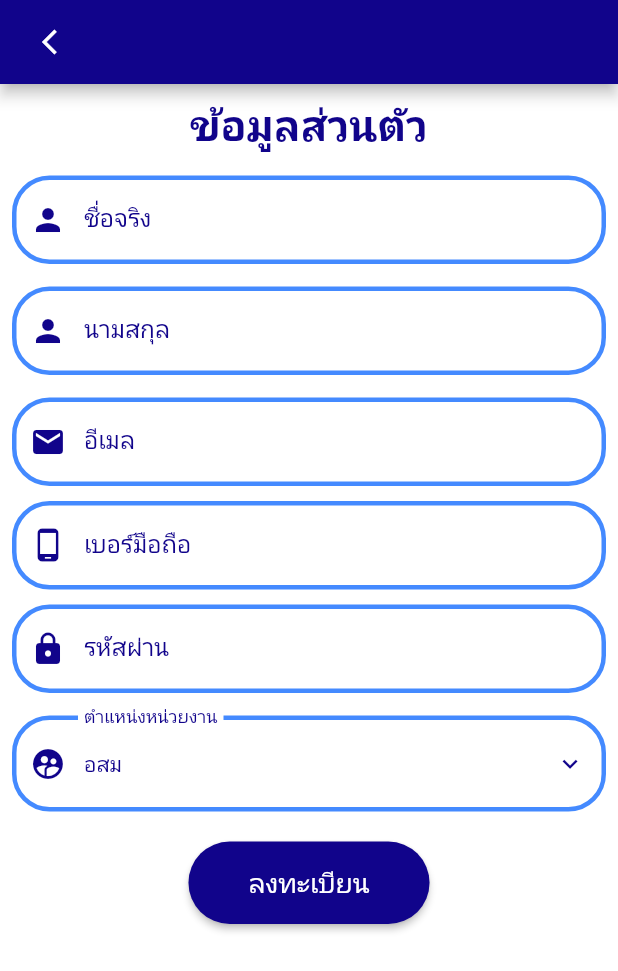
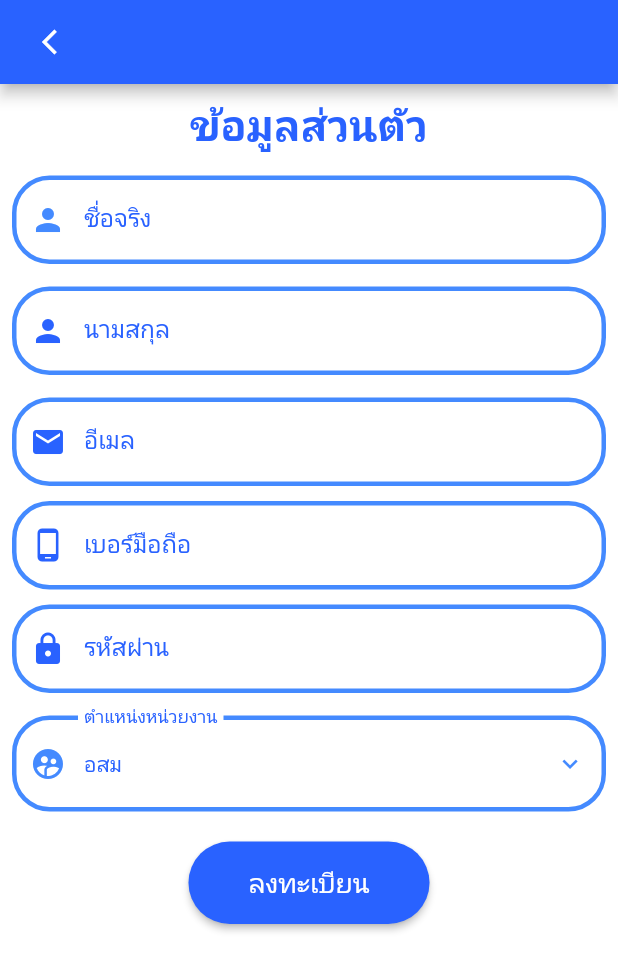
Before and after one commit to mymysu/NHC_app, a Flutter app: the RegisterScreen screen opened by its route, on a phone screen of 412 x 824 dp. Shown: the top 971 px of the screen. Run offline on Flutter 3.47's test engine with Material 2 defaults, Android fonts, the phone set to English and light mode, and no system bars; our stand-ins replace cloud_firestore, convex_bottom_bar, dropdown_search, file_picker, firebase_auth, firebase_core and 13 more; missing offline and left inert: advance_image_picker, camera_web, cloud_firestore_web, dart:ffi, firebase_analytics_web, firebase_auth_web and 7 more; accounts and stored records are empty; Roboto replaces fonts that are missing (Prompt).

Commit message:
แก้บัค

```diff
--- a/lib/screen/screen_login.dart
+++ b/lib/screen/screen_login.dart
@@ -26,7 +26,7 @@ class _LoginScreenState extends State<LoginScreen> {
   LoginProfile profile = LoginProfile();
   final Future<FirebaseApp> firebase = Firebase.initializeApp();
 
-  User? result = FirebaseAuth.instance.currentUser;
+  var result = FirebaseAuth.instance.currentUser?.email ?? "";
 
   @override
   Widget build(BuildContext context) {
@@ -111,7 +111,7 @@ class _LoginScreenState extends State<LoginScreen> {
                                   cursorColor: Colors.blueAccent,
                                   enableSuggestions: false,
                                   autocorrect: false,
-                                  initialValue: result!.email ?? "",
+                                  initialValue: result,
                                   decoration: InputDecoration(
                                     fillColor: Colors.blueAccent,
                                     prefixIcon: const Icon(
--- a/lib/screen/screen_register.dart
+++ b/lib/screen/screen_register.dart
@@ -45,7 +45,7 @@ class _RegisterScreenState extends State<RegisterScreen> {
             return Scaffold(
               backgroundColor: Colors.white,
               appBar: AppBar(
-                backgroundColor: Color(0xFF11048B),
+                backgroundColor: Colors.blueAccent[700],
                 centerTitle: true,
                 leading: IconButton(
                   padding: EdgeInsets.only(left: 20.0),
@@ -76,7 +76,7 @@ class _RegisterScreenState extends State<RegisterScreen> {
                                 style: GoogleFonts.prompt(
                                   fontSize: 28,
                                   fontWeight: FontWeight.bold,
-                                  color: Color(0xFF11048B),
+                                  color: Colors.blueAccent[700],
                                 ),
                               )),
                               SizedBox(
@@ -85,19 +85,19 @@ class _RegisterScreenState extends State<RegisterScreen> {
                               SizedBox(
                                 child: TextFormField(
                                   style: GoogleFonts.prompt(
-                                    color: Color(0xFF11048B),
+                                    color: Colors.blueAccent[700],
                                   ),
                                   cursorColor: Colors.blueAccent[800],
                                   enableSuggestions: false,
                                   autocorrect: false,
                                   decoration: InputDecoration(
-                                    fillColor: Color(0xFF11048B),
+                                    fillColor: Colors.blueAccent[700],
                                     labelText: 'ชื่อจริง',
-                                    labelStyle:
-                                        TextStyle(color: Color(0xFF11048B)),
+                                    labelStyle: TextStyle(
+                                        color: Colors.blueAccent[700]),
                                     prefixIcon: const Icon(
                                       Icons.person,
-                                      color: Color(0xFF11048B),
+                                      color: Colors.blueAccent,
                                     ),
                                     enabledBorder: OutlineInputBorder(
                                       borderRadius: BorderRadius.circular(25.0),
@@ -131,19 +131,19 @@ class _RegisterScreenState extends State<RegisterScreen> {
                                 width: height,
                                 child: TextFormField(
                                   style: GoogleFonts.prompt(
-                                    color: Color(0xFF11048B),
+                                    color: Colors.blueAccent[700],
                                   ),
-                                  cursorColor: Color(0xFF11048B),
+                                  cursorColor: Colors.blueAccent[700],
                                   enableSuggestions: false,
                                   autocorrect: false,
                                   decoration: InputDecoration(
-                                    fillColor: Color(0xFF11048B),
+                                    fillColor: Colors.blueAccent[700],
                                     labelText: 'นามสกุล',
-                                    labelStyle:
-                                        TextStyle(color: Color(0xFF11048B)),
+                                    labelStyle: TextStyle(
+                                        color: Colors.blueAccent[700]),
                                     prefixIcon: Icon(
                                       Icons.person,
-                                      color: Color(0xFF11048B),
+                                      color: Colors.blueAccent[700],
                                     ),
                                     enabledBorder: OutlineInputBorder(
                                       borderRadius: BorderRadius.circular(25.0),
@@ -175,19 +175,19 @@ class _RegisterScreenState extends State<RegisterScreen> {
                               ),
                               TextFormField(
                                 style: GoogleFonts.prompt(
-                                  color: Color(0xFF11048B),
+                                  color: Colors.blueAccent[700],
                                 ),
                                 enableSuggestions: false,
                                 autocorrect: false,
                                 decoration: InputDecoration(
                                   fillColor: Colors.white,
                                   labelStyle: GoogleFonts.prompt(
-                                    color: Color(0xFF11048B),
+                                    color: Colors.blueAccent[700],
                                   ),
                                   labelText: 'อีเมล',
                                   prefixIcon: Icon(
                                     Icons.email,
-                                    color: Color(0xFF11048B),
+                                    color: Colors.blueAccent[700],
                                   ),
                                   enabledBorder: OutlineInputBorder(
                                     borderRadius: BorderRadius.circular(25.0),
@@ -218,20 +218,20 @@ class _RegisterScreenState extends State<RegisterScreen> {
                               ),
                               TextFormField(
                                 style: GoogleFonts.prompt(
-                                  color: Color(0xFF11048B),
+                                  color: Colors.blueAccent[700],
                                 ),
-                                cursorColor: Color(0xFF11048B),
+                                cursorColor: Colors.blueAccent[700],
                                 enableSuggestions: false,
                                 autocorrect: false,
                                 decoration: InputDecoration(
                                   fillColor: Colors.white,
                                   labelText: 'เบอร์มือถือ',
                                   labelStyle: GoogleFonts.prompt(
-                                    color: Color(0xFF11048B),
+                                    color: Colors.blueAccent[700],
                                   ),
                                   prefixIcon: Icon(
                                     Icons.phone_android,
-                                    color: Color(0xFF11048B),
+                                    color: Colors.blueAccent[700],
                                   ),
                                   enabledBorder: OutlineInputBorder(
                                     borderRadius: BorderRadius.circular(25.0),
@@ -267,17 +267,17 @@ class _RegisterScreenState extends State<RegisterScreen> {
                               ),
                               TextFormField(
                                 style: GoogleFonts.prompt(
-                                  color: Color(0xFF11048B),
+                                  color: Colors.blueAccent[700],
                                 ),
-                                cursorColor: Color(0xFF11048B),
+                                cursorColor: Colors.blueAccent[700],
                                 decoration: InputDecoration(
                                   labelText: 'รหัสผ่าน',
                                   labelStyle: GoogleFonts.prompt(
-                                    color: Color(0xFF11048B),
+                                    color: Colors.blueAccent[700],
                                   ),
                                   prefixIcon: Icon(
                                     Icons.lock,
-                                    color: Color(0xFF11048B),
+                                    color: Colors.blueAccent[700],
                                   ),
                                   enabledBorder: OutlineInputBorder(
                                     borderRadius: BorderRadius.circular(25.0),
@@ -308,18 +308,18 @@ class _RegisterScreenState extends State<RegisterScreen> {
                                 value: dropdownValue,
                                 icon: const Icon(
                                   Icons.keyboard_arrow_down,
-                                  color: Color(0xFF11048B),
+                                  color: Colors.blueAccent,
                                   size: 20.09,
                                 ),
                                 decoration: InputDecoration(
                                   border: OutlineInputBorder(),
                                   labelText: 'ตำแหน่งหน่วยงาน',
                                   labelStyle: GoogleFonts.prompt(
-                                    color: Color(0xFF11048B),
+                                    color: Colors.blueAccent[700],
                                   ),
                                   prefixIcon: const Icon(
                                     Icons.supervised_user_circle,
-                                    color: Color(0xFF11048B),
+                                    color: Colors.blueAccent,
                                   ),
                                   enabledBorder: OutlineInputBorder(
                                     borderRadius: BorderRadius.circular(25.0),
@@ -335,7 +335,7 @@ class _RegisterScreenState extends State<RegisterScreen> {
                                 iconSize: 24,
                                 elevation: 16,
                                 style: GoogleFonts.prompt(
-                                  color: Color(0xFF11048B),
+                                  color: Colors.blueAccent[700],
                                 ),
                                 dropdownColor: Colors.white,
                                 isExpanded: true,
@@ -371,7 +371,7 @@ class _RegisterScreenState extends State<RegisterScreen> {
                                   style: ElevatedButton.styleFrom(
                                     padding: EdgeInsets.symmetric(
                                         horizontal: 40.0, vertical: 15.0),
-                                    primary: Color(0xFF11048B),
+                                    primary: Colors.blueAccent[700],
                                     shape: StadiumBorder(),
                                   ),
                                   child: Text(
```
Also changed, not shown: 1 other file.
